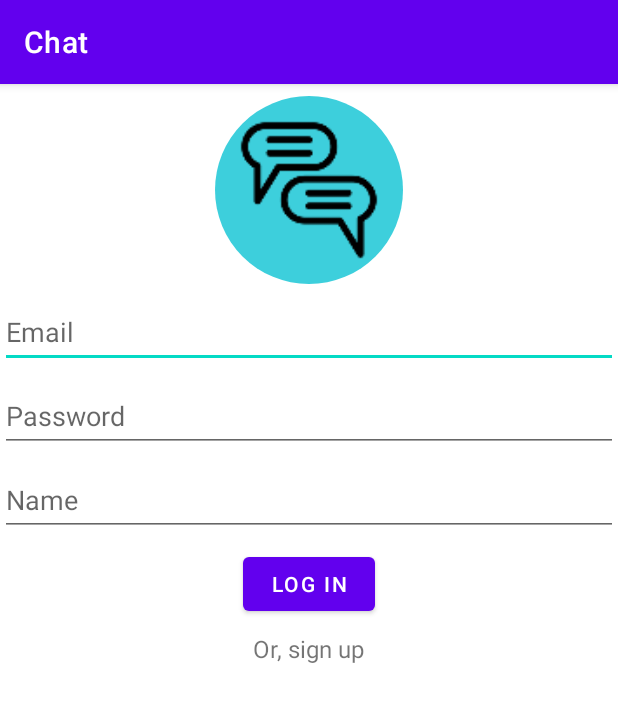
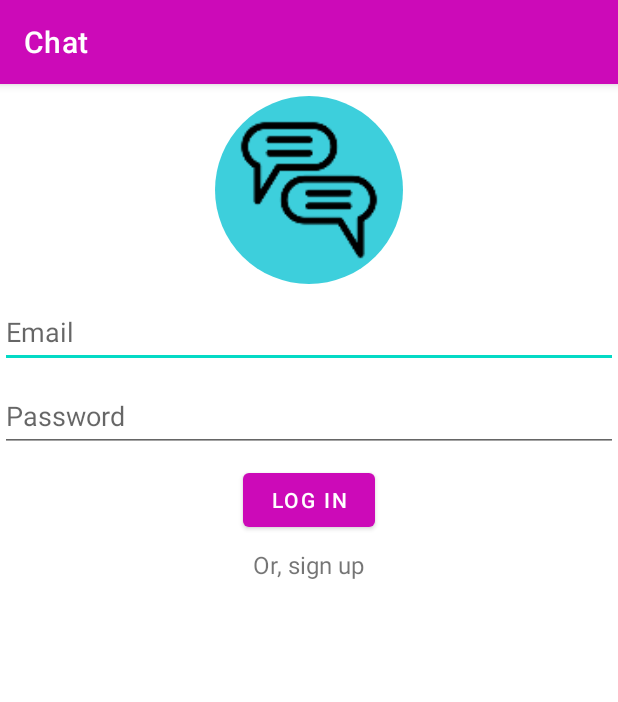
Before and after one commit to Neonexer/ChatForSchoolProject, an Android app: the SignInActivity screen opened directly, with no data from a screen before it, after a tap on "Tap to Log In", on a phone screen of 412 x 824 dp. Shown: the top 702 px of the screen. Run offline under Robolectric (Android 15) with nearby library versions, the phone set to English and light mode, and no system bars; our stand-ins replace Firebase (no records; nobody signed in at launch, a user with empty details on screens opened directly); plain views replace CircularImageView.

Commit message:
Invisible editName signIn

```diff
--- a/app/src/main/java/com/example/chat/SignInActivity.java
+++ b/app/src/main/java/com/example/chat/SignInActivity.java
@@ -159,11 +159,13 @@ public class SignInActivity extends AppCompatActivity {
             logInSignUpButton.setText("Sign Up");
             toggleLoginSignUpTextView.setText("Or, log in");
             repeatPasswordEditText.setVisibility(View.VISIBLE);
+            nameEditText.setVisibility(View.VISIBLE);
         } else {
             loginModeActive = true;
             logInSignUpButton.setText("Log In");
             toggleLoginSignUpTextView.setText("Or, sign up");
             repeatPasswordEditText.setVisibility(View.GONE);
+            nameEditText.setVisibility(View.GONE);
         }
     }
 }
--- a/app/src/main/res/drawable/circle_background.xml
+++ b/app/src/main/res/drawable/circle_background.xml
@@ -2,7 +2,7 @@
 <shape xmlns:android="http://schemas.android.com/apk/res/android"
     android:shape="oval">
 
-    <solid android:color="@android:color/holo_blue_dark"/>
+    <solid android:color="#41DBF6"/>
 
     <size android:height="50dp" android:width="50dp"/>
 
--- a/app/src/main/res/values/colors.xml
+++ b/app/src/main/res/values/colors.xml
@@ -1,8 +1,8 @@
 <?xml version="1.0" encoding="utf-8"?>
 <resources>
     <color name="purple_200">#FFBB86FC</color>
-    <color name="purple_500">#FF6200EE</color>
-    <color name="purple_700">#FF3700B3</color>
+    <color name="purple_500">#CC0AB8</color>
+    <color name="purple_700">#77176E</color>
     <color name="teal_200">#FF03DAC5</color>
     <color name="teal_700">#FF018786</color>
     <color name="black">#FF000000</color>
```
Also changed, not shown: app/src/main/res/layout/activity_chat.xml (+6 -3 lines).
